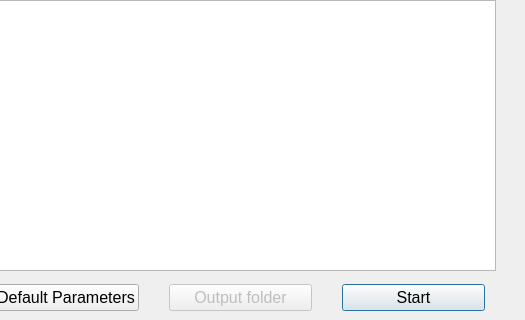
Before: the Qt Designer form src/gui/topmg/topmgwindow.ui in toppic-suite/toppic-suite, drawn with Qt 5; both pictures show x 395 to 920 and y 380 to 700 of the 920 by 700 pixel window.
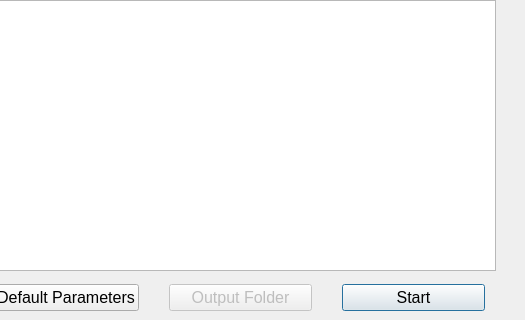
After: the same form once the commit is applied. Icons and pictures are not drawn.

Commit message: Slightly modified the wording of GUI.

```diff
--- a/src/gui/topmg/topmgwindow.ui
+++ b/src/gui/topmg/topmgwindow.ui
@@ -118,7 +118,7 @@
         <bool>false</bool>
        </property>
        <property name="text">
-        <string>Output folder</string>
+        <string>Output Folder</string>
        </property>
        <property name="default">
         <bool>true</bool>
```
The commit also changes 3 other files.
